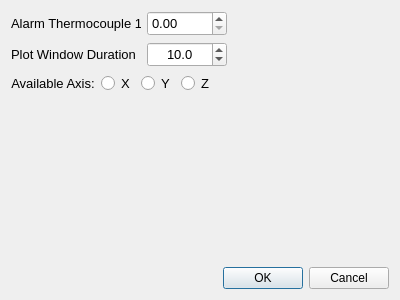
Above: src/ECM_gui/misc_dialogs/dialog_settings_editor.ui from dmherrington/ECM-Control-System before the change. Below: the same form after it.
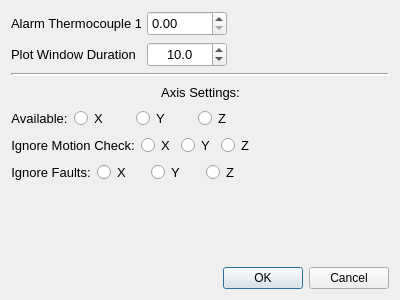
That is the form after the change.

The edit to the form file:
```diff
--- a/src/ECM_gui/misc_dialogs/dialog_settings_editor.ui
+++ b/src/ECM_gui/misc_dialogs/dialog_settings_editor.ui
@@ -14,7 +14,7 @@
    <string>Dialog</string>
   </property>
   <layout class="QGridLayout" name="gridLayout">
-   <item row="0" column="0" colspan="2">
+   <item row="0" column="0">
     <layout class="QHBoxLayout" name="horizontalLayout_2">
      <item>
       <layout class="QHBoxLayout" name="horizontalLayout">
@@ -83,7 +83,7 @@
      </item>
     </layout>
    </item>
-   <item row="1" column="0" colspan="2">
+   <item row="1" column="0">
     <layout class="QHBoxLayout" name="horizontalLayout_3">
      <item>
       <layout class="QHBoxLayout" name="horizontalLayout_4">
@@ -161,9 +161,72 @@
      </item>
     </layout>
    </item>
-   <item row="2" column="0" colspan="2">
+   <item row="2" column="0">
+    <layout class="QVBoxLayout" name="verticalLayout">
+     <item>
+      <widget class="Line" name="line">
+       <property name="lineWidth">
+        <number>2</number>
+       </property>
+       <property name="orientation">
+        <enum>Qt::Horizontal</enum>
+       </property>
+      </widget>
+     </item>
+     <item>
+      <layout class="QHBoxLayout" name="horizontalLayout_11">
+       <item>
+        <spacer name="horizontalSpacer_7">
+         <property name="orientation">
+          <enum>Qt::Horizontal</enum>
+         </property>
+         <property name="sizeHint" stdset="0">
+          <size>
+           <width>40</width>
+           <height>20</height>
+          </size>
+         </property>
+        </spacer>
+       </item>
+       <item>
+        <widget class="QLabel" name="label_AvailableAxis_4">
+         <property name="font">
+          <font>
+           <pointsize>10</pointsize>
+          </font>
+         </property>
+         <property name="text">
+          <string>Axis Settings:</string>
+         </property>
+         <property name="alignment">
+          <set>Qt::AlignCenter</set>
+         </property>
+        </widget>
+       </item>
+       <item>
+        <spacer name="horizontalSpacer_6">
+         <property name="orientation">
+          <enum>Qt::Horizontal</enum>
+         </property>
+         <property name="sizeHint" stdset="0">
+          <size>
+           <width>40</width>
+           <height>20</height>
+          </size>
+         </property>
+        </spacer>
+       </item>
+      </layout>
+     </item>
+    </layout>
+   </item>
+   <item row="3" column="0">
     <layout class="QHBoxLayout" name="horizontalLayout_6">
      <item>
+      <layout class="QVBoxLayout" name="verticalLayout_2">
+       <item>
+        <layout class="QFormLayout" name="formLayout">
+         <item row="0" column="0">
       <widget class="QLabel" name="label_AvailableAxis">
        <property name="font">
         <font>
@@ -171,17 +234,32 @@
         </font>
        </property>
        <property name="text">
-        <string>Available Axis:</string>
+            <string>Available:</string>
        </property>
        <property name="alignment">
         <set>Qt::AlignCenter</set>
        </property>
       </widget>
      </item>
+         <item row="0" column="1">
+          <layout class="QHBoxLayout" name="horizontalLayout_Available">
      <item>
-      <layout class="QHBoxLayout" name="horizontalLayout_5">
+            <widget class="QRadioButton" name="radioButton_XAvailable">
+             <property name="font">
+              <font>
+               <pointsize>10</pointsize>
+              </font>
+             </property>
+             <property name="layoutDirection">
+              <enum>Qt::LeftToRight</enum>
+             </property>
+             <property name="text">
+              <string>X</string>
+             </property>
+            </widget>
+           </item>
        <item>
-        <widget class="QRadioButton" name="radioButton_X">
+            <widget class="QRadioButton" name="radioButton_YAvailable">
          <property name="font">
           <font>
            <pointsize>10</pointsize>
@@ -191,12 +269,65 @@
           <enum>Qt::LeftToRight</enum>
          </property>
          <property name="text">
+              <string>Y</string>
+             </property>
+            </widget>
+           </item>
+           <item>
+            <widget class="QRadioButton" name="radioButton_ZAvailable">
+             <property name="font">
+              <font>
+               <pointsize>10</pointsize>
+              </font>
+             </property>
+             <property name="layoutDirection">
+              <enum>Qt::LeftToRight</enum>
+             </property>
+             <property name="text">
+              <string>Z</string>
+             </property>
+            </widget>
+           </item>
+          </layout>
+         </item>
+        </layout>
+       </item>
+       <item>
+        <layout class="QFormLayout" name="formLayout_2">
+         <item row="0" column="0">
+          <widget class="QLabel" name="label_IgnoreMotion">
+           <property name="font">
+            <font>
+             <pointsize>10</pointsize>
+            </font>
+           </property>
+           <property name="text">
+            <string>Ignore Motion Check:</string>
+           </property>
+           <property name="alignment">
+            <set>Qt::AlignCenter</set>
+           </property>
+          </widget>
+         </item>
+         <item row="0" column="1">
+          <layout class="QHBoxLayout" name="horizontalLayout_Motion">
+           <item>
+            <widget class="QRadioButton" name="radioButton_XMotion">
+             <property name="font">
+              <font>
+               <pointsize>10</pointsize>
+              </font>
+             </property>
+             <property name="layoutDirection">
+              <enum>Qt::LeftToRight</enum>
+             </property>
+             <property name="text">
           <string>X</string>
          </property>
         </widget>
        </item>
        <item>
-        <widget class="QRadioButton" name="radioButton_Y">
+            <widget class="QRadioButton" name="radioButton_YMotion">
          <property name="font">
           <font>
            <pointsize>10</pointsize>
@@ -211,7 +342,7 @@
         </widget>
        </item>
        <item>
-        <widget class="QRadioButton" name="radioButton_Z">
+            <widget class="QRadioButton" name="radioButton_ZMotion">
          <property name="font">
           <font>
            <pointsize>10</pointsize>
@@ -227,8 +358,80 @@
        </item>
       </layout>
      </item>
+        </layout>
+       </item>
      <item>
-      <spacer name="horizontalSpacer_3">
+        <layout class="QFormLayout" name="formLayout_3">
+         <item row="0" column="0">
+          <widget class="QLabel" name="label_AvailableAxis_3">
+           <property name="font">
+            <font>
+             <pointsize>10</pointsize>
+            </font>
+           </property>
+           <property name="text">
+            <string>Ignore Faults:</string>
+           </property>
+           <property name="alignment">
+            <set>Qt::AlignCenter</set>
+           </property>
+          </widget>
+         </item>
+         <item row="0" column="1">
+          <layout class="QHBoxLayout" name="horizontalLayout_Faults">
+           <item>
+            <widget class="QRadioButton" name="radioButton_XFault">
+             <property name="font">
+              <font>
+               <pointsize>10</pointsize>
+              </font>
+             </property>
+             <property name="layoutDirection">
+              <enum>Qt::LeftToRight</enum>
+             </property>
+             <property name="text">
+              <string>X</string>
+             </property>
+            </widget>
+           </item>
+           <item>
+            <widget class="QRadioButton" name="radioButton_YFault">
+             <property name="font">
+              <font>
+               <pointsize>10</pointsize>
+              </font>
+             </property>
+             <property name="layoutDirection">
+              <enum>Qt::LeftToRight</enum>
+             </property>
+             <property name="text">
+              <string>Y</string>
+             </property>
+            </widget>
+           </item>
+           <item>
+            <widget class="QRadioButton" name="radioButton_ZFault">
+             <property name="font">
+              <font>
+               <pointsize>10</pointsize>
+              </font>
+             </property>
+             <property name="layoutDirection">
+              <enum>Qt::LeftToRight</enum>
+             </property>
+             <property name="text">
+              <string>Z</string>
+             </property>
+            </widget>
+           </item>
+          </layout>
+         </item>
+        </layout>
+       </item>
+      </layout>
+     </item>
+     <item>
+      <spacer name="horizontalSpacer_8">
        <property name="orientation">
         <enum>Qt::Horizontal</enum>
        </property>
@@ -242,7 +445,7 @@
      </item>
     </layout>
    </item>
-   <item row="3" column="0">
+   <item row="4" column="0">
     <spacer name="verticalSpacer">
      <property name="orientation">
       <enum>Qt::Vertical</enum>
@@ -255,7 +458,7 @@
      </property>
     </spacer>
    </item>
-   <item row="4" column="1">
+   <item row="5" column="0">
     <widget class="QDialogButtonBox" name="buttonBox">
      <property name="orientation">
       <enum>Qt::Horizontal</enum>
```
Lines whose indentation alone changed are shown as unchanged.
